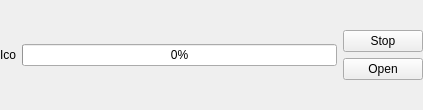
This is src/views/browser/downloaditem.ui in trailblazing/tute as Qt 5 draws it before an edit. The edited form follows.
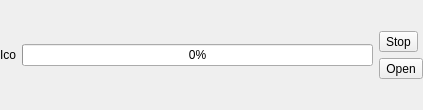
This is the edited form. Custom widgets are drawn as their Qt base class.

Diff of the .ui file:
```diff
--- a/src/views/browser/downloaditem.ui
+++ b/src/views/browser/downloaditem.ui
@@ -92,14 +92,14 @@
       </spacer>
      </item>
      <item>
-      <widget class="QPushButton" name="stopButton">
+      <widget class="FlatToolButton" name="stopButton">
        <property name="text">
         <string>Stop</string>
        </property>
       </widget>
      </item>
      <item>
-      <widget class="QPushButton" name="openButton">
+      <widget class="FlatToolButton" name="openButton">
        <property name="text">
         <string>Open</string>
        </property>
@@ -123,6 +123,11 @@
   </layout>
  </widget>
  <customwidgets>
+ <customwidget>
+  <class>FlatToolButton</class>
+  <extends>QToolButton</extends>
+  <header location="global">libraries/FlatControl.h</header>
+ </customwidget>
   <customwidget>
    <class>SqueezeLabel</class>
    <extends>QWidget</extends>
```
